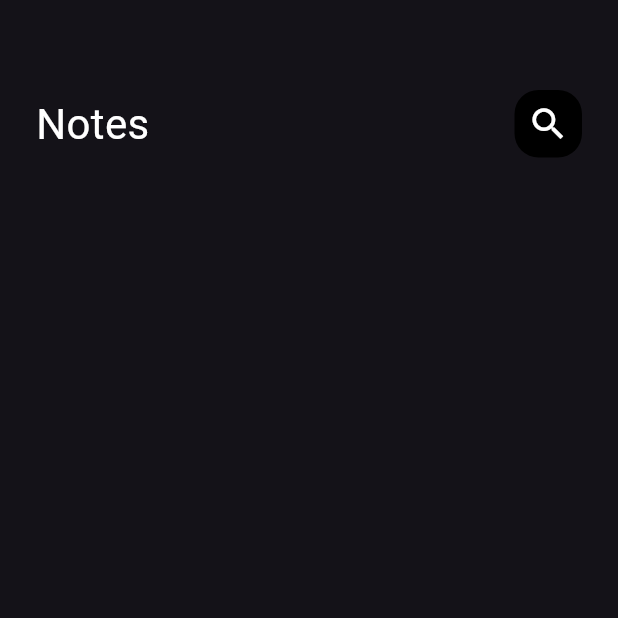
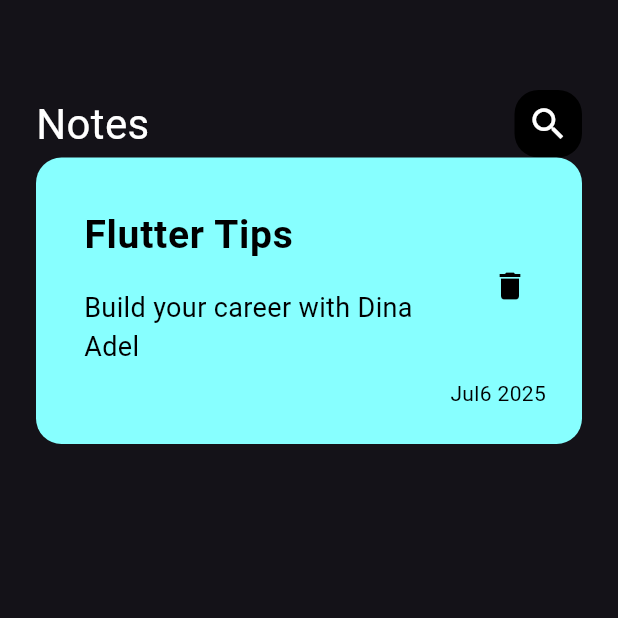
Before and after one commit to dinaadel11/Note_App, a Flutter app: the screen it shows after launch, on a phone screen of 412 x 824 dp, the top half of it. Run offline on Flutter 3.47's test engine with Material 3 defaults, Android fonts, the phone set to English and light mode, and no system bars; our stand-ins replace device_preview.

Commit message:
create custom note item

```diff
--- /dev/null
+++ b/lib/views/widgets/note_item.dart
@@ -0,0 +1,48 @@
+import 'package:flutter/material.dart';
+
+class NoteItem extends StatelessWidget {
+  const NoteItem({super.key});
+
+  @override
+  Widget build(BuildContext context) {
+    return Container(
+      padding: const EdgeInsets.only(top: 24, bottom: 24, left: 16),
+      decoration: BoxDecoration(
+        color: const Color.fromARGB(255, 135, 255, 255),
+        borderRadius: BorderRadius.circular(17),
+      ),
+      child: Column(
+        crossAxisAlignment: CrossAxisAlignment.end,
+        children: [
+          ListTile(
+            title: const Text(
+              'Flutter Tips',
+              style: TextStyle(
+                  color: Colors.black,
+                  fontWeight: FontWeight.bold,
+                  fontSize: 26),
+            ),
+            subtitle: const Padding(
+              padding: EdgeInsets.only(top: 16),
+              child: Text(
+                'Build your career with Dina Adel',
+                style: TextStyle(color: Colors.black, fontSize: 18),
+              ),
+            ),
+            trailing: IconButton(
+              onPressed: () {},
+              icon: const Icon(
+                Icons.delete,
+                color: Colors.black,
+              ),
+            ),
+          ),
+          const Padding(
+            padding: EdgeInsets.only(right: 24),
+            child: Text('Jul6 2025', style: TextStyle(color: Colors.black)),
+          ),
+        ],
+      ),
+    );
+  }
+}
--- a/lib/views/widgets/notes_view_body.dart
+++ b/lib/views/widgets/notes_view_body.dart
@@ -1,5 +1,6 @@
 import 'package:flutter/material.dart';
 import 'package:newsapp/views/widgets/custom_app_bar.dart';
+import 'package:newsapp/views/widgets/note_item.dart';
 
 class NotesViewBody extends StatelessWidget {
   const NotesViewBody({super.key});
@@ -14,6 +15,7 @@ class NotesViewBody extends StatelessWidget {
             height: 60,
           ),
           CustomAppBar(),
+          NoteItem(),
         ],
       ),
     );
```
